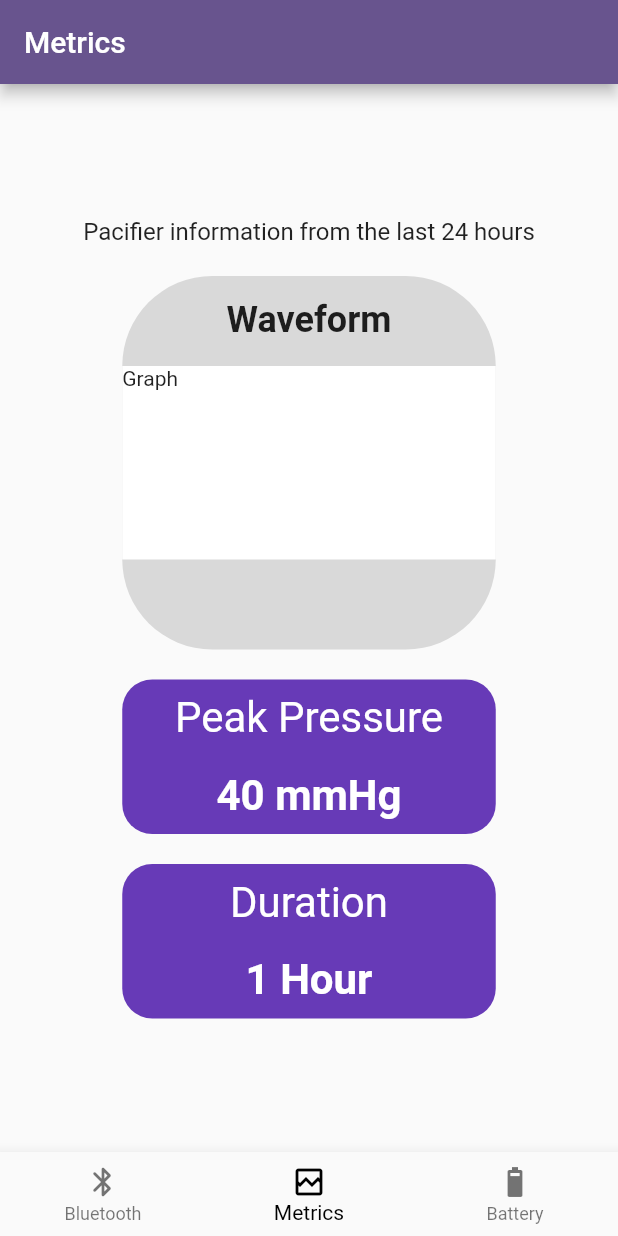
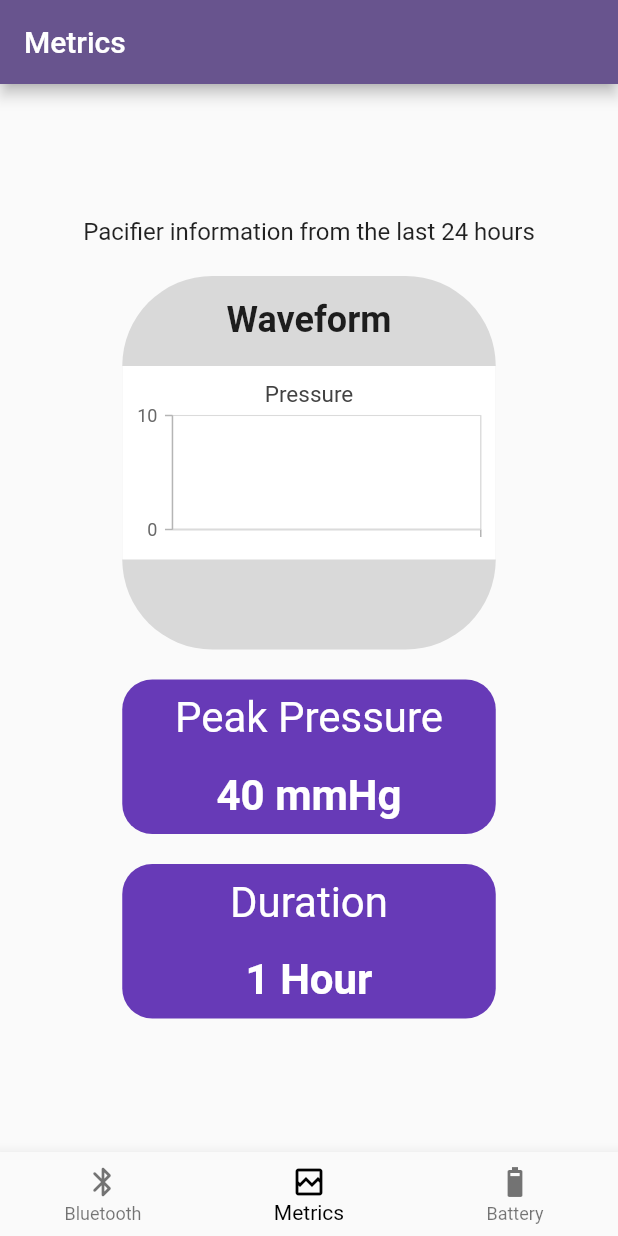
Before and after one commit to hstrey/SmartPacifier, a Flutter app: the screen it shows after launch, on a phone screen of 412 x 824 dp. Run offline on Flutter 3.47's test engine with Material 2 defaults, Android fonts, the phone set to English and light mode, and no system bars; our stand-ins replace syncfusion_flutter_charts; missing offline and left inert: flutter_reactive_ble.

Commit message:
Added Graph Package

```diff
--- a/lib/pages/metrics.dart
+++ b/lib/pages/metrics.dart
@@ -1,4 +1,7 @@
 import 'package:flutter/material.dart';
+import 'package:syncfusion_flutter_charts/charts.dart';
+
+
 
 class Metrics extends StatelessWidget {
 
@@ -54,11 +57,19 @@ class Metrics extends StatelessWidget {
                                         .of(context)
                                         .size
                                         .width * 3 / 4 - 60,
-                                    child: const DecoratedBox(
+                                    child: DecoratedBox(
                                       decoration: BoxDecoration(
                                         color: Colors.white,
                                       ),
-                                      child: Text('Graph'),
+                                      child: SfCartesianChart(
+                                            primaryXAxis: CategoryAxis(),
+                                            title: ChartTitle(text: 'Pressure'),
+                                            //tooltipBehavior: _tooltipBehavior,
+                                            //series: <LineSeries<data, String>> [
+                                             // LineSeries(dataSource: data, xValueMapper: Class data, yValueMapper: Class data)
+
+
+                                      ),
                                     )
                                 ),
                                 const SizedBox(height: 60)
--- a/pubspec.yaml
+++ b/pubspec.yaml
@@ -8,6 +8,7 @@ environment:
   sdk: '>=3.0.0-272.0.dev <4.0.0'
 
 dependencies:
+  syncfusion_flutter_charts: ^23.1.41
   flutter_reactive_ble: ^5.2.0
   flutter:
     sdk: flutter
```
Also changed, not shown: pubspec.lock.
